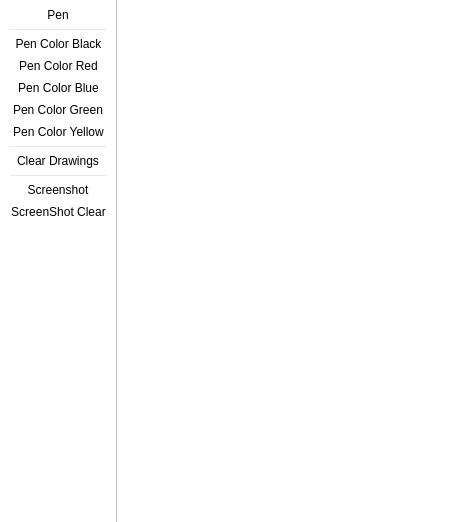
Above: Cpp.PaintPresenter/src/mainwindow.ui from okard/depot before the change. Below: the same form after it.
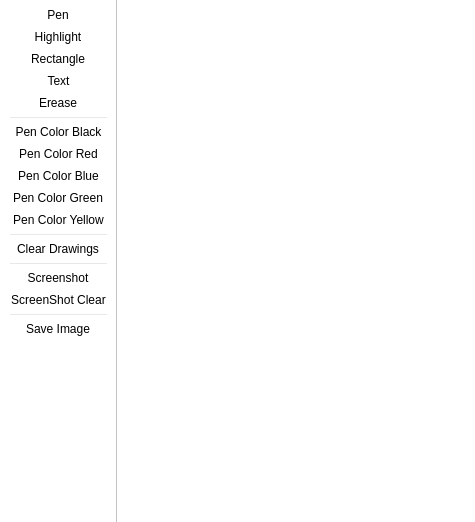
That is the form after the change. Icons and pictures are not drawn.

Commit message: add rectangle tool

The edit to the form file:
```diff
--- a/Cpp.PaintPresenter/src/mainwindow.ui
+++ b/Cpp.PaintPresenter/src/mainwindow.ui
@@ -33,7 +33,11 @@
    <attribute name="toolBarBreak">
     <bool>false</bool>
    </attribute>
-   <addaction name="actionPen"/>
+   <addaction name="actionToolPen"/>
+   <addaction name="actionToolHighlight"/>
+   <addaction name="actionToolRectangle"/>
+   <addaction name="actionToolText"/>
+   <addaction name="actionToolErease"/>
    <addaction name="separator"/>
    <addaction name="actionPenColorBlack"/>
    <addaction name="actionPenColorRed"/>
@@ -45,11 +49,10 @@
    <addaction name="separator"/>
    <addaction name="actionScreenshot"/>
    <addaction name="actionScreenShotClear"/>
+   <addaction name="separator"/>
+   <addaction name="actionSaveImage"/>
   </widget>
-  <action name="actionPen">
-   <property name="checkable">
-    <bool>true</bool>
-   </property>
+  <action name="actionToolPen">
    <property name="icon">
     <iconset resource="../resources.qrc">
      <normaloff>:/icons/pen</normaloff>:/icons/pen</iconset>
@@ -130,6 +133,51 @@
     <string>Pen Color Yellow</string>
    </property>
   </action>
+  <action name="actionToolRectangle">
+   <property name="icon">
+    <iconset resource="../resources.qrc">
+     <normaloff>:/icons/images/icon_draw_rectangle.png</normaloff>:/icons/images/icon_draw_rectangle.png</iconset>
+   </property>
+   <property name="text">
+    <string>Rectangle</string>
+   </property>
+  </action>
+  <action name="actionToolHighlight">
+   <property name="icon">
+    <iconset resource="../resources.qrc">
+     <normaloff>:/icons/images/icon_highlighter.png</normaloff>:/icons/images/icon_highlighter.png</iconset>
+   </property>
+   <property name="text">
+    <string>Highlight</string>
+   </property>
+  </action>
+  <action name="actionToolText">
+   <property name="icon">
+    <iconset resource="../resources.qrc">
+     <normaloff>:/icons/images/icon_draw_text.png</normaloff>:/icons/images/icon_draw_text.png</iconset>
+   </property>
+   <property name="text">
+    <string>Text</string>
+   </property>
+  </action>
+  <action name="actionSaveImage">
+   <property name="icon">
+    <iconset resource="../resources.qrc">
+     <normaloff>:/icons/images/icon_save.png</normaloff>:/icons/images/icon_save.png</iconset>
+   </property>
+   <property name="text">
+    <string>Save Image</string>
+   </property>
+  </action>
+  <action name="actionToolErease">
+   <property name="icon">
+    <iconset resource="../resources.qrc">
+     <normaloff>:/icons/images/icon_ereaser.png</normaloff>:/icons/images/icon_ereaser.png</iconset>
+   </property>
+   <property name="text">
+    <string>Erease</string>
+   </property>
+  </action>
  </widget>
  <layoutdefault spacing="6" margin="11"/>
  <resources>
```
The commit also changes 3 other files.
